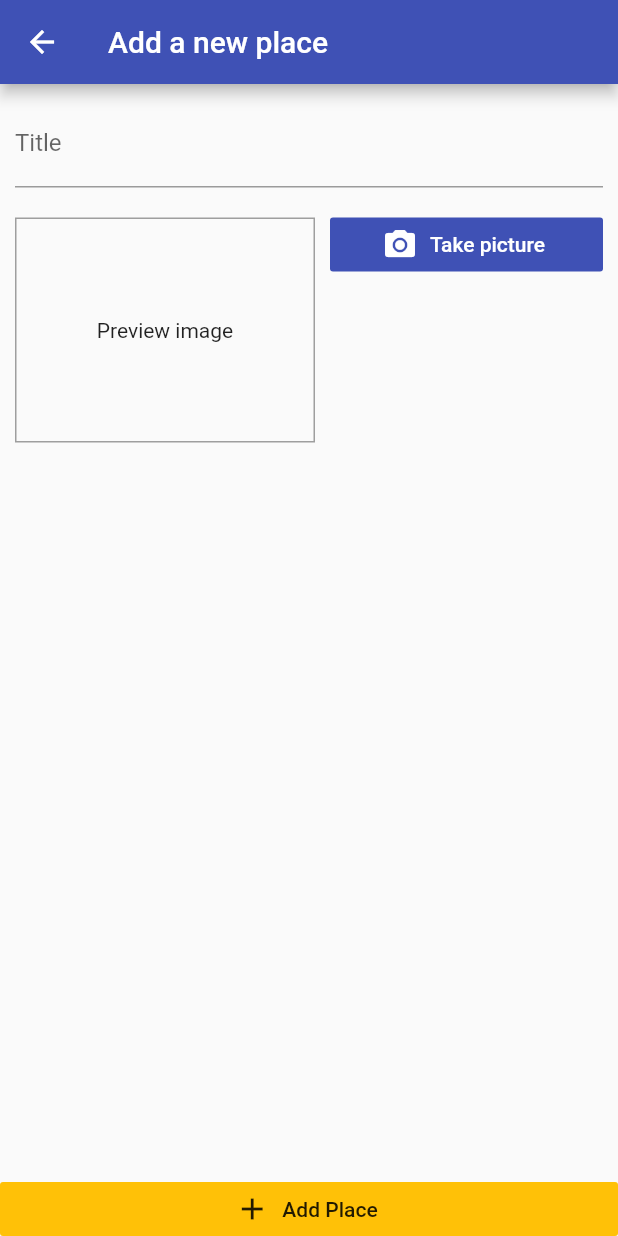
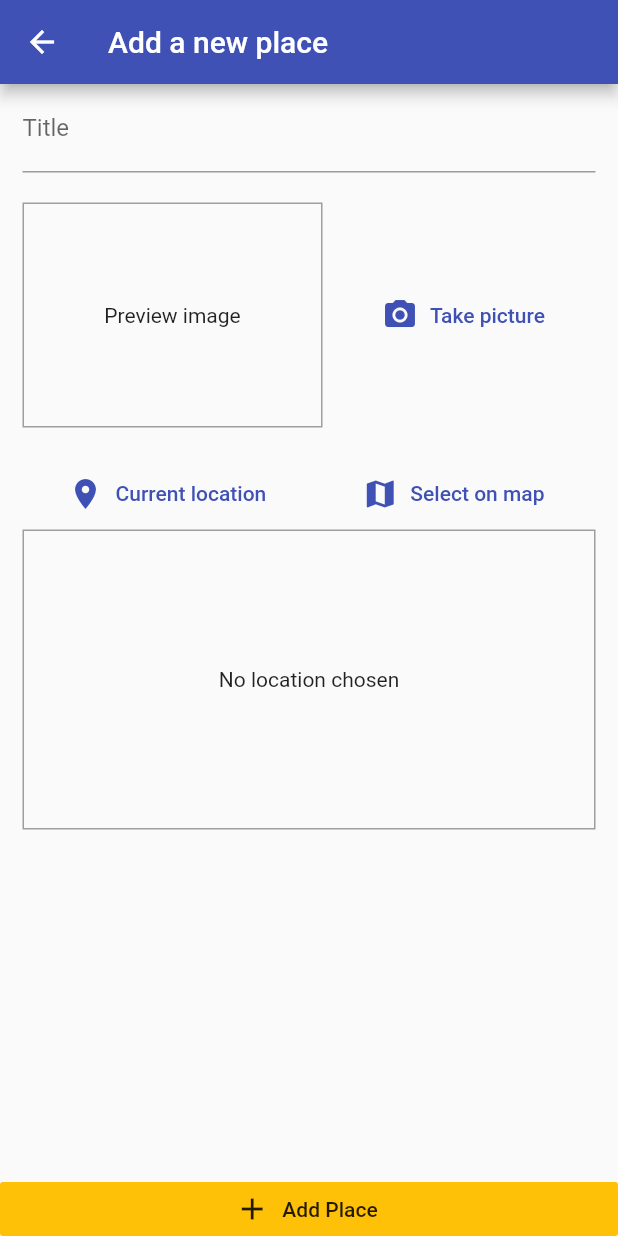
Before and after one commit to Arno85/Flutter, a Flutter app: the AddPlaceScreen screen opened by its route, on a phone screen of 412 x 824 dp. Run offline on Flutter 3.47's test engine with Material 2 defaults, Android fonts, the phone set to English and light mode, and no system bars; our stand-ins replace google_maps_flutter, image_picker, location, shared_preferences, sqflite; accounts and stored records are empty.

Commit message:
locations

```diff
--- a/great_places_app/lib/helpers/db_helper.dart
+++ b/great_places_app/lib/helpers/db_helper.dart
@@ -12,7 +12,7 @@ static Future<Database> _database() async {
     path.join(dbPath, 'great_places.db'),
     onCreate: (db, version) {
       return db.execute(
-          'CREATE TABLE $placesTableName(id TEXT PRIMARY KEY, title TEXT, image TEXT)');
+          'CREATE TABLE $placesTableName(id TEXT PRIMARY KEY, title TEXT, image TEXT, loc_lat REAL, loc_lng REAL, address TEXT)');
     },
     version: 1,
   );
--- /dev/null
+++ b/great_places_app/lib/helpers/location_helper.dart
@@ -0,0 +1,18 @@
+import 'dart:convert';
+
+import 'package:http/http.dart' as http;
+
+const GOOGLE_API_KEY = "AIzaSyCdxAA9lFJemZwBQeSmK0VnNG9BX7aIVLA";
+
+class LocationHelper {
+  static String generateLocationPreviewImage({double latitude, double longitude}) {
+    return 'https://maps.googleapis.com/maps/api/staticmap?$latitude,$longitude&zoom=17&size=600x320&maptype=roadmap&markers=color:red%7Clabel:A%7C$latitude,$longitude&key=$GOOGLE_API_KEY';
+  }
+
+  static Future<String> getPlaceaddress(double lat, double lng) async {
+    final url = 'https://maps.googleapis.com/maps/api/geocode/json?latlng=$lat,$lng&key=$GOOGLE_API_KEY';
+    final response = await http.get(url);
+
+    return json.decode(response.body)['results'][0]['formatted_address'];
+  }
+}
--- a/great_places_app/lib/main.dart
+++ b/great_places_app/lib/main.dart
@@ -1,6 +1,7 @@
 import 'package:flutter/material.dart';
 import 'package:great_places_app/providers/places.dart';
 import 'package:great_places_app/screens/add_place_screen.dart';
+import 'package:great_places_app/screens/place_detail_screen.dart';
 import 'package:great_places_app/screens/places_list_screen.dart';
 import 'package:provider/provider.dart';
 
@@ -19,7 +20,8 @@ class MyApp extends StatelessWidget {
         ),
         home: PlacesListScreen(),
         routes: {
-          AddPlaceScreen.route: (ctx) => AddPlaceScreen()
+          AddPlaceScreen.route: (ctx) => AddPlaceScreen(),
+          PlaceDetailScreen.route: (ctx) => PlaceDetailScreen(),
         },
       ),
     );
--- a/great_places_app/lib/models/place.dart
+++ b/great_places_app/lib/models/place.dart
@@ -7,7 +7,7 @@ class PlaceLocation {
   final double longitude;
   final String address;
 
-  PlaceLocation({
+  const PlaceLocation({
     @required this.latitude,
     @required this.longitude,
     this.address,
--- a/great_places_app/lib/providers/places.dart
+++ b/great_places_app/lib/providers/places.dart
@@ -2,6 +2,7 @@ import 'dart:io';
 
 import 'package:flutter/foundation.dart';
 import 'package:great_places_app/helpers/db_helper.dart';
+import 'package:great_places_app/helpers/location_helper.dart';
 import 'package:great_places_app/models/place.dart';
 
 class Places with ChangeNotifier {
@@ -11,12 +12,28 @@ class Places with ChangeNotifier {
     return [..._places];
   }
 
-  void addPlace(String title, File image) {
+  Place findById(String id) {
+    return _places.firstWhere((place) => place.id == id);
+  }
+
+  Future<void> addPlace(
+      String title, File image, PlaceLocation location) async {
+    final newAddress = await LocationHelper.getPlaceaddress(
+      location.latitude,
+      location.longitude,
+    );
+
+    final newLocation = PlaceLocation(
+      latitude: location.latitude,
+      longitude: location.longitude,
+      address: newAddress,
+    );
+
     final newPlace = Place(
       id: DateTime.now().toString(),
       image: image,
       title: title,
-      location: null,
+      location: newLocation,
     );
 
     _places.add(newPlace);
@@ -27,6 +44,9 @@ class Places with ChangeNotifier {
       'id': newPlace.id,
       'title': newPlace.title,
       'image': newPlace.image.path,
+      'loc_lat': newPlace.location.latitude,
+      'loc_lng': newPlace.location.longitude,
+      'address': newPlace.location.address,
     });
   }
 
@@ -39,7 +59,11 @@ class Places with ChangeNotifier {
             id: p['id'],
             title: p['title'],
             image: File(p['image']),
-            location: null,
+            location: PlaceLocation(
+              latitude: p['loc_lat'],
+              longitude: p['loc_lng'],
+              address: p['address'],
+            ),
           ),
         )
         .toList();
--- a/great_places_app/lib/screens/add_place_screen.dart
+++ b/great_places_app/lib/screens/add_place_screen.dart
@@ -1,8 +1,10 @@
 import 'dart:io';
 
 import 'package:flutter/material.dart';
+import 'package:great_places_app/models/place.dart';
 import 'package:great_places_app/providers/places.dart';
 import 'package:great_places_app/widgets/image_input_widget.dart';
+import 'package:great_places_app/widgets/location_input_widget.dart';
 import 'package:provider/provider.dart';
 
 class AddPlaceScreen extends StatefulWidget {
@@ -15,6 +17,7 @@ class AddPlaceScreen extends StatefulWidget {
 class _AddPlaceScreenState extends State<AddPlaceScreen> {
   final _titleController = TextEditingController();
   File _pickedImage;
+  PlaceLocation _pickedLocation;
 
   @override
   void dispose() {
@@ -22,16 +25,21 @@ class _AddPlaceScreenState extends State<AddPlaceScreen> {
     super.dispose();
   }
 
-  void _selectImage(File pickedImage){
+  void _selectImage(File pickedImage) {
     _pickedImage = pickedImage;
   }
 
+  void _selectPlace(double lat, double lng){
+    _pickedLocation = PlaceLocation(latitude: lat, longitude: lng);
+  }
+
   void _savePlace() {
-    if (_titleController.text.isEmpty || _pickedImage == null) {
+    if (_titleController.text.isEmpty || _pickedImage == null || _pickedLocation == null) {
       return;
     }
 
-    Provider.of<Places>(context, listen: false).addPlace(_titleController.text, _pickedImage);
+    Provider.of<Places>(context, listen: false)
+        .addPlace(_titleController.text, _pickedImage, _pickedLocation);
     Navigator.of(context).pop();
   }
 
@@ -47,7 +55,11 @@ class _AddPlaceScreenState extends State<AddPlaceScreen> {
           Expanded(
             child: SingleChildScrollView(
               child: Padding(
-                padding: const EdgeInsets.all(10),
+                padding: const EdgeInsets.only(
+                  left: 15,
+                  right: 15,
+                  bottom: 15,
+                ),
                 child: Column(
                   children: <Widget>[
                     TextField(
@@ -56,6 +68,8 @@ class _AddPlaceScreenState extends State<AddPlaceScreen> {
                     ),
                     SizedBox(height: 20),
                     ImageInputWidget(_selectImage),
+                    SizedBox(height: 20),
+                    LocationInputWidget(_selectPlace),
                   ],
                 ),
               ),
--- a/great_places_app/lib/screens/places_list_screen.dart
+++ b/great_places_app/lib/screens/places_list_screen.dart
@@ -1,5 +1,6 @@
 import 'package:flutter/material.dart';
 import 'package:great_places_app/providers/places.dart';
+import 'package:great_places_app/screens/place_detail_screen.dart';
 import 'package:provider/provider.dart';
 
 import 'add_place_screen.dart';
@@ -38,7 +39,9 @@ class PlacesListScreen extends StatelessWidget {
                                     FileImage(placesProvider.places[i].image),
                               ),
                               title: Text(placesProvider.places[i].title),
-                              onTap: () {},
+                              subtitle: Text(
+                                  placesProvider.places[i].location.address),
+                              onTap: () => Navigator.of(context).pushNamed(PlaceDetailScreen.route, arguments: placesProvider.places[i].id),
                             ),
                           ),
               ),
--- a/great_places_app/lib/widgets/image_input_widget.dart
+++ b/great_places_app/lib/widgets/image_input_widget.dart
@@ -42,7 +42,7 @@ class _ImageInputWidgetState extends State<ImageInputWidget> {
   @override
   Widget build(BuildContext context) {
     return Row(
-      crossAxisAlignment: CrossAxisAlignment.start,
+      crossAxisAlignment: CrossAxisAlignment.center,
       children: <Widget>[
         Container(
           width: 200,
@@ -68,8 +68,7 @@ class _ImageInputWidgetState extends State<ImageInputWidget> {
         SizedBox(width: 10),
         Expanded(
           child: FlatButton.icon(
-            color: Theme.of(context).primaryColor,
-            textColor: Colors.white,
+            textColor: Theme.of(context).primaryColor,
             onPressed: _takePicture,
             icon: Icon(Icons.photo_camera),
             label: Text('Take picture'),
--- /dev/null
+++ b/great_places_app/lib/widgets/location_input_widget.dart
@@ -0,0 +1,105 @@
+import 'package:flutter/material.dart';
+import 'package:google_maps_flutter/google_maps_flutter.dart';
+import 'package:great_places_app/helpers/location_helper.dart';
+import 'package:great_places_app/screens/map_screen.dart';
+import 'package:location/location.dart';
+
+class LocationInputWidget extends StatefulWidget {
+  final Function _selectPlaceHandler;
+
+  LocationInputWidget(this._selectPlaceHandler);
+
+  @override
+  _LocationInputWidgetState createState() => _LocationInputWidgetState();
+}
+
+class _LocationInputWidgetState extends State<LocationInputWidget> {
+  String _previewImageUrl;
+
+  void _showPreview(double lat, double long) {
+    final staticMapImageUrl = LocationHelper.generateLocationPreviewImage(
+      latitude: lat,
+      longitude: long,
+    );
+
+    setState(() {
+      _previewImageUrl = staticMapImageUrl;
+    });
+  }
+
+  Future<void> _getCurrentUserLocation() async {
+    try {
+      final locData = await Location().getLocation();
+      _showPreview(locData.latitude, locData.longitude);
+
+      widget._selectPlaceHandler(locData.latitude, locData.longitude);
+    } catch (error) {
+      return;
+    }
+  }
+
+  Future<void> _selectOnMap() async {
+    final selectedLocation = await Navigator.of(context).push<LatLng>(
+      MaterialPageRoute(
+        fullscreenDialog: true,
+        builder: (ctx) => MapScreen(
+          isSelecting: true,
+        ),
+      ),
+    );
+
+    if (selectedLocation == null) {
+      return;
+    }
+    _showPreview(selectedLocation.latitude, selectedLocation.longitude);
+
+    widget._selectPlaceHandler(
+        selectedLocation.latitude, selectedLocation.longitude);
+  }
+
+  @override
+  Widget build(BuildContext context) {
+    return Column(
+      children: <Widget>[
+        Row(
+          mainAxisAlignment: MainAxisAlignment.spaceAround,
+          children: <Widget>[
+            FlatButton.icon(
+              onPressed: _getCurrentUserLocation,
+              icon: Icon(Icons.location_on),
+              label: Text('Current location'),
+              textColor: Theme.of(context).primaryColor,
+            ),
+            FlatButton.icon(
+              onPressed: _selectOnMap,
+              icon: Icon(Icons.map),
+              label: Text('Select on map'),
+              textColor: Theme.of(context).primaryColor,
+            ),
+          ],
+        ),
+        Container(
+          height: 200,
+          width: double.infinity,
+          alignment: Alignment.center,
+          decoration: BoxDecoration(
+            border: Border.all(
+              width: 1,
+              color: Colors.grey,
+            ),
+          ),
+          child: _previewImageUrl == null
+              ? Text(
+                  'No location chosen',
+                  textAlign: TextAlign.center,
+                )
+              : Image.network(
+                  _previewImageUrl,
+                  fit: BoxFit.cover,
+                  width: double.infinity,
+                ),
+        ),
+      ],
+    );
+  }
+}
--- a/great_places_app/pubspec.yaml
+++ b/great_places_app/pubspec.yaml
@@ -24,6 +24,9 @@ dependencies:
   path_provider: ^1.6.0
   path: ^1.6.4
   sqflite: ^1.2.0
+  location: ^2.4.0
+  google_maps_flutter: ^0.5.23+1
+  http: ^0.12.0+4
 
   # The following adds the Cupertino Icons font to your application.
   # Use with the CupertinoIcons class for iOS style icons.
```
Also changed, not shown: great_places_app/lib/screens/map_screen.dart (added, +67 -0 lines), great_places_app/lib/screens/place_detail_screen.dart (+54 -0 lines), great_places_app/pubspec.lock, 4 other files.
